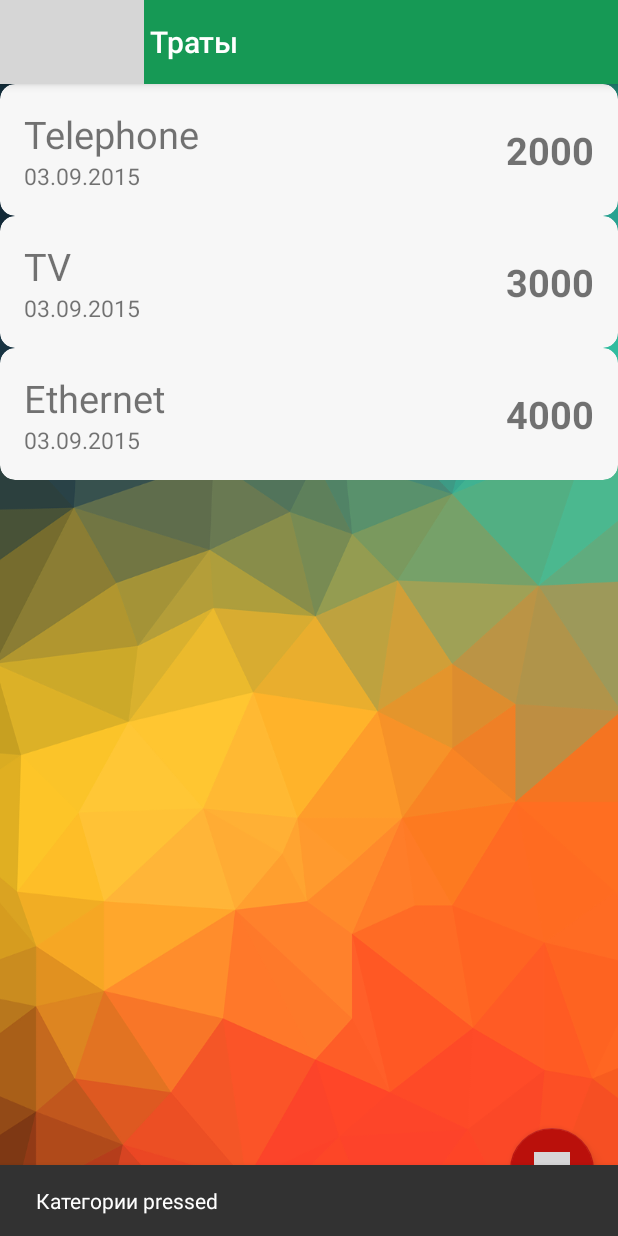
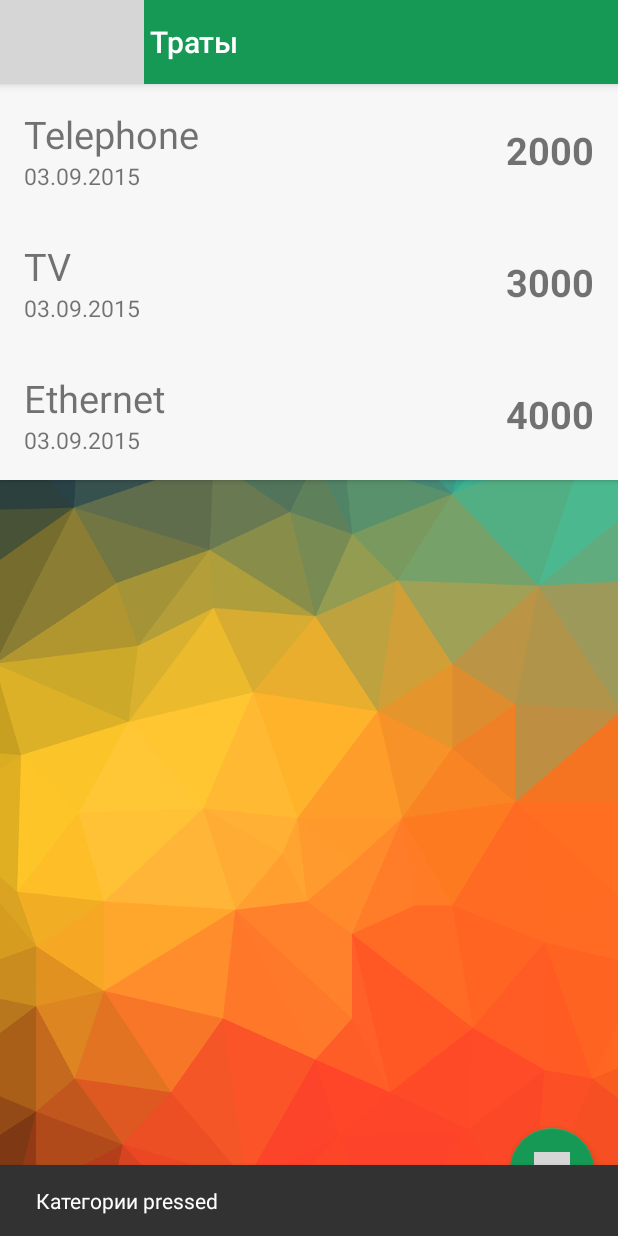
Before and after one commit to OxionAz/LoftblogMoneyTracker, an Android app: the screen it shows after launch (MainActivity), in the side drawer, after a tap on "Категории", on a phone screen of 412 x 824 dp. Run offline under Robolectric (Android 15) with nearby library versions, the phone set to English and light mode, and no system bars; grey boxes are pictures that could not be loaded.

Commit message:
icon and linear view added

```diff
--- a/app/src/main/java/ru/loftschool/loftblogmoneytracker/CategoriesFragment.java
+++ b/app/src/main/java/ru/loftschool/loftblogmoneytracker/CategoriesFragment.java
@@ -2,6 +2,8 @@ package ru.loftschool.loftblogmoneytracker;
 
 import android.os.Bundle;
 import android.support.annotation.Nullable;
+import android.support.design.widget.FloatingActionButton;
+import android.support.design.widget.Snackbar;
 import android.support.v4.app.Fragment;
 import android.support.v7.widget.LinearLayoutManager;
 import android.support.v7.widget.RecyclerView;
@@ -19,6 +21,7 @@ public class CategoriesFragment extends Fragment {
 
     private ExpensesAdapter expensesAdapter;
     private RecyclerView recyclerView;
+    private FloatingActionButton floatingActionButton;
 
     @Nullable
     @Override
@@ -26,6 +29,7 @@ public class CategoriesFragment extends Fragment {
         View view = inflater.inflate(R.layout.expenses_fragment, container, false);
         getActivity().setTitle(getResources().getString(R.string.nav_drawer_expenses));
         List<Expense> adapterData = getDataList();
+        floatingActionButton = (FloatingActionButton) view.findViewById(R.id.fab);
         recyclerView = (RecyclerView) view.findViewById(R.id.recycler_view_content);
         recyclerView.setHasFixedSize(true);
         LinearLayoutManager linearLayoutManager = new LinearLayoutManager(getContext());
@@ -33,6 +37,12 @@ public class CategoriesFragment extends Fragment {
         recyclerView.setLayoutManager(linearLayoutManager);
         expensesAdapter = new ExpensesAdapter(adapterData);
         recyclerView.setAdapter(expensesAdapter);
+        floatingActionButton.setOnClickListener(new View.OnClickListener() {
+            @Override
+            public void onClick(View v) {
+                Snackbar.make(recyclerView, " pressed", Snackbar.LENGTH_SHORT).show();
+            }
+        });
         return view;
     }
 
--- a/app/src/main/java/ru/loftschool/loftblogmoneytracker/ExpensesFragment.java
+++ b/app/src/main/java/ru/loftschool/loftblogmoneytracker/ExpensesFragment.java
@@ -2,6 +2,8 @@ package ru.loftschool.loftblogmoneytracker;
 
 import android.os.Bundle;
 import android.support.annotation.Nullable;
+import android.support.design.widget.FloatingActionButton;
+import android.support.design.widget.Snackbar;
 import android.support.v4.app.Fragment;
 import android.support.v7.widget.LinearLayoutManager;
 import android.support.v7.widget.RecyclerView;
@@ -19,13 +21,15 @@ public class ExpensesFragment extends Fragment {
 
     private ExpensesAdapter expensesAdapter;
     private RecyclerView recyclerView;
+    private FloatingActionButton floatingActionButton;
 
     @Nullable
     @Override
     public View onCreateView(LayoutInflater inflater, ViewGroup container, Bundle savedInstanceState) {
-        View view = inflater.inflate(R.layout.expenses_fragment, container, false);
+        final View view = inflater.inflate(R.layout.expenses_fragment, container, false);
         getActivity().setTitle(getResources().getString(R.string.nav_drawer_expenses));
         List<Expense> adapterData = getDataList();
+        floatingActionButton = (FloatingActionButton) view.findViewById(R.id.fab);
         recyclerView = (RecyclerView) view.findViewById(R.id.recycler_view_content);
         recyclerView.setHasFixedSize(true);
         LinearLayoutManager linearLayoutManager = new LinearLayoutManager(getContext());
@@ -33,6 +37,12 @@ public class ExpensesFragment extends Fragment {
         recyclerView.setLayoutManager(linearLayoutManager);
         expensesAdapter = new ExpensesAdapter(adapterData);
         recyclerView.setAdapter(expensesAdapter);
+        floatingActionButton.setOnClickListener(new View.OnClickListener() {
+            @Override
+            public void onClick(View v) {
+                Snackbar.make(recyclerView," pressed", Snackbar.LENGTH_SHORT).show();
+            }
+        });
         return view;
     }
 
--- a/app/src/main/res/layout/list_item.xml
+++ b/app/src/main/res/layout/list_item.xml
@@ -5,7 +5,7 @@
         android:id="@+id/card_view"
         android:layout_width="match_parent"
         android:layout_height="wrap_content"
-        card_view:cardCornerRadius="10dp"
+        card_view:cardCornerRadius="@dimen/radius"
         card_view:contentPadding="@dimen/activity_horizontal_margin"
         card_view:cardBackgroundColor="@color/white">
 
--- a/app/src/main/res/values/colors.xml
+++ b/app/src/main/res/values/colors.xml
@@ -5,5 +5,5 @@
     <color name="black">#1a1a1a</color>
     <color name="primary">#169955</color>
     <color name="silver">#bababa</color>
-    <color name="red">#ba100b</color>
+    <color name="red">#ba3d75</color>
 </resources>
--- a/app/src/main/res/values/dimens.xml
+++ b/app/src/main/res/values/dimens.xml
@@ -12,4 +12,5 @@
     <dimen name="subtitle_size">56dp</dimen>
     <dimen name="header_padding_rl">16dp</dimen>
     <dimen name="header_padding_bottom">8dp</dimen>
+    <dimen name="radius">0dp</dimen>
 </resources>
--- a/app/src/main/res/values/styles.xml
+++ b/app/src/main/res/values/styles.xml
@@ -5,7 +5,7 @@
         <!-- Customize your theme here. -->
         <item name="colorPrimary">@color/primary</item>
         <item name="colorPrimaryDark">@color/primary</item>
-        <item name="colorAccent">@color/red</item>
+        <item name="colorAccent">@color/primary</item>
     </style>
 
     <style name="Container">
```
